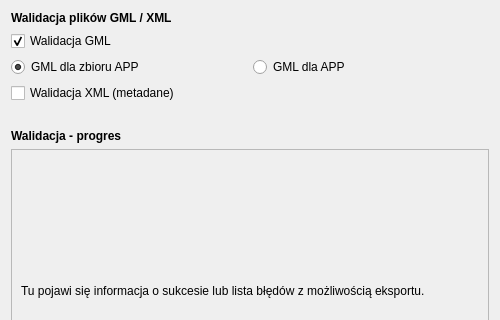
Qt form modules/validator/views/ui/walidacja_gmlxml_dialog_base.ui (envirosolutionspl/wtyczka_qgis_app) before a commit; both pictures show x 0 to 500 and y 0 to 320 of the 500 by 500 pixel window.
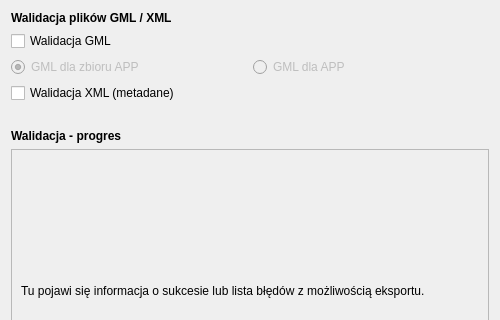
The same form after that commit. Custom widgets are drawn as their Qt base class.

What changed in the file:
```diff
--- a/modules/validator/views/ui/walidacja_gmlxml_dialog_base.ui
+++ b/modules/validator/views/ui/walidacja_gmlxml_dialog_base.ui
@@ -45,7 +45,7 @@
           <string>Walidacja GML</string>
          </property>
          <property name="checked">
-          <bool>true</bool>
+          <bool>false</bool>
          </property>
         </widget>
        </item>
@@ -58,6 +58,9 @@
       <layout class="QHBoxLayout" name="horizontalLayout_2">
        <item>
         <widget class="QRadioButton" name="setGML_radioButton">
+         <property name="enabled">
+          <bool>false</bool>
+         </property>
          <property name="text">
           <string>GML dla zbioru APP</string>
          </property>
@@ -68,6 +71,9 @@
        </item>
        <item>
         <widget class="QRadioButton" name="appGML_radioButton">
+         <property name="enabled">
+          <bool>false</bool>
+         </property>
          <property name="text">
           <string>GML dla APP</string>
          </property>
```
Left out of the diff: 10 changed lines with no effect on the pictures.
